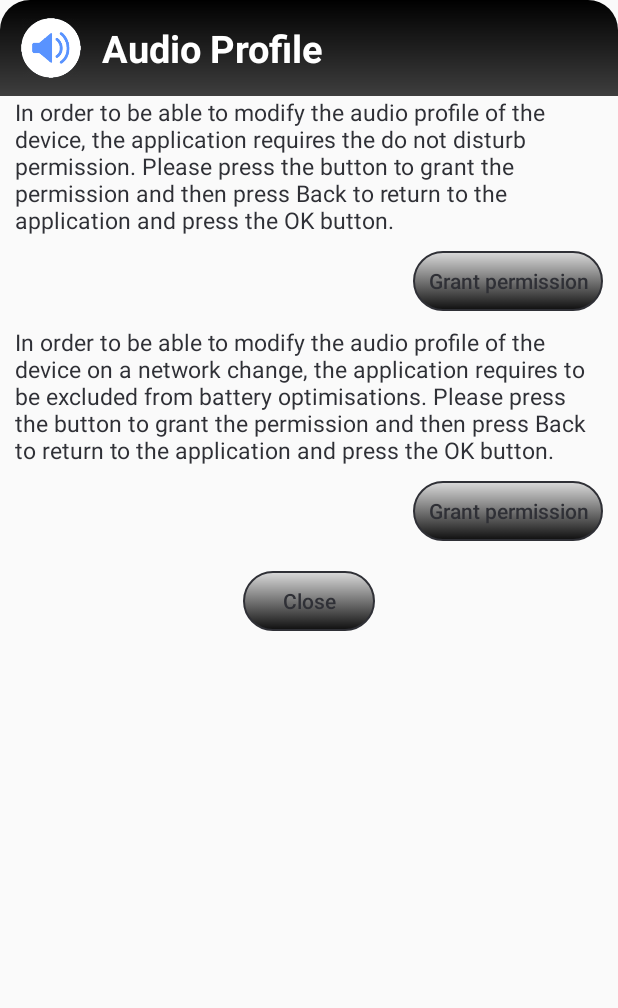
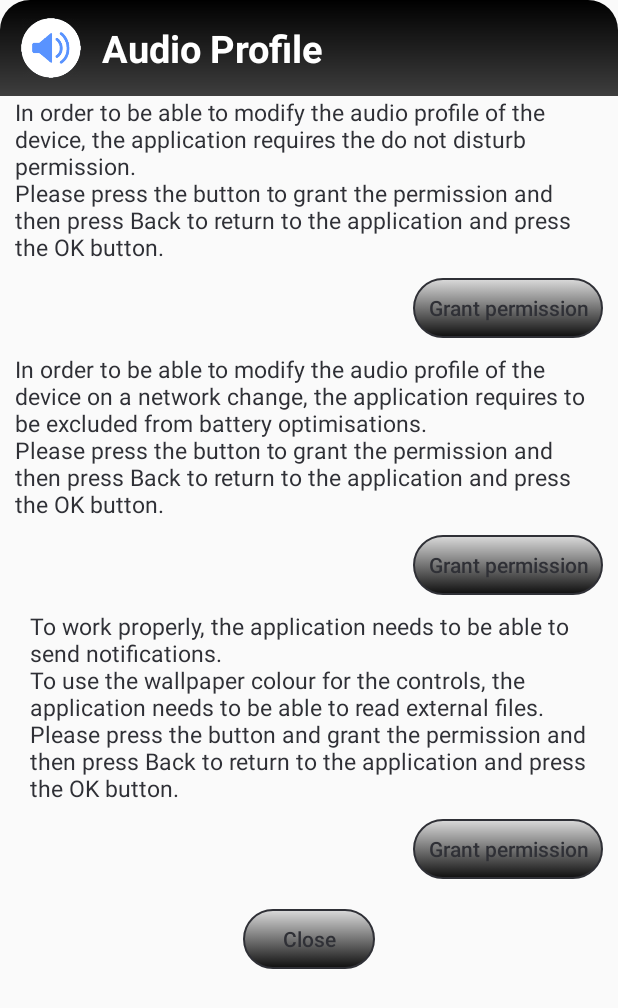
Before and after one commit to RichardWX/AudioProfile, an Android app: the layout activity_permission.xml on its own in the app's theme, with its tools: preview values and no code run, on a phone screen of 412 x 824 dp. Shown: the top 1008 px of the screen. Run offline under Robolectric (Android 15) with nearby library versions, the phone set to English and light mode, and no system bars.

Commit message:
Update required permissions.

```diff
--- a/app/src/main/AndroidManifest.xml
+++ b/app/src/main/AndroidManifest.xml
@@ -8,6 +8,7 @@
     <uses-permission android:name="android.permission.ACCESS_WIFI_STATE" />
     <uses-permission android:name="android.permission.ACCESS_FINE_LOCATION" />
     <uses-permission android:name="android.permission.FOREGROUND_SERVICE" />
+    <uses-permission android:name="android.permission.POST_NOTIFICATIONS" />
     <uses-permission android:name="android.permission.READ_EXTERNAL_STORAGE" />
     <uses-permission android:name="android.permission.RECEIVE_BOOT_COMPLETED" />
     <uses-permission android:name="android.permission.REQUEST_IGNORE_BATTERY_OPTIMIZATIONS" />
--- a/app/src/main/java/com/rjw/audioprofile/service/Notifications.kt
+++ b/app/src/main/java/com/rjw/audioprofile/service/Notifications.kt
@@ -23,7 +23,7 @@ object Notifications {
         try {
             mNm = context.getSystemService(Activity.NOTIFICATION_SERVICE) as NotificationManager?
             if(mNm != null) {
-                val channel = NotificationChannel(CHANNEL_ID,   CHANNEL_NAME, NotificationManager.IMPORTANCE_MIN)
+                val channel = NotificationChannel(CHANNEL_ID, CHANNEL_NAME, NotificationManager.IMPORTANCE_MIN)
                 channel.description = CHANNEL_DESCRIPTION
                 channel.setShowBadge(false)
                 channel.enableLights(false)
@@ -49,6 +49,7 @@ object Notifications {
                     .setSmallIcon(AudioProfileList.getIconResource(AudioProfileList.getProfile(AudioProfileList.currentProfile).icon))
                     .setContentTitle(msg)
                     .setContentIntent(pendingIntent)
+                    .setOngoing(true)
                 service.startForeground(SERVICE_NOTIFICATION_ID, mNotificationBuilder!!.build())
                 updateNotification(service)
             }
--- a/app/src/main/java/com/rjw/audioprofile/utils/DisplayUtils.kt
+++ b/app/src/main/java/com/rjw/audioprofile/utils/DisplayUtils.kt
@@ -1,8 +1,5 @@
 package com.rjw.audioprofile.utils
 
-import android.Manifest
-import android.app.WallpaperManager
-import android.content.pm.PackageManager
 import android.content.res.Configuration
 import android.graphics.*
 import android.graphics.drawable.BitmapDrawable
@@ -23,7 +20,6 @@ object DisplayUtils {
     /**
      * Colour the view controls.
      * @param v      The view to be coloured.
-     * @param colour The base colour for the view.
      */
     fun colourControls(v: View?) {
         colourControls(v, MainActivity.configColour)
--- a/app/src/main/java/com/rjw/audioprofile/utils/ProfileAdapter.kt
+++ b/app/src/main/java/com/rjw/audioprofile/utils/ProfileAdapter.kt
@@ -1,8 +1,6 @@
 package com.rjw.audioprofile.utils
 
 import android.content.Context
-import android.graphics.Color
-import android.graphics.PorterDuff
 import android.view.LayoutInflater
 import android.view.View
 import android.view.ViewGroup
--- a/app/src/main/res/layout/activity_permission.xml
+++ b/app/src/main/res/layout/activity_permission.xml
@@ -1,7 +1,7 @@
 <LinearLayout xmlns:android="http://schemas.android.com/apk/res/android"
     android:id="@+id/layoutMain"
     android:layout_width="match_parent"
-    android:layout_height="match_parent"
+    android:layout_height="wrap_content"
     android:orientation="vertical">
 
     <include layout="@layout/content_title" />
@@ -20,10 +20,12 @@
             android:orientation="vertical">
 
             <TextView
+                android:id="@+id/textDoNotDisturb"
                 style="@style/TextView"
                 android:text="@string/permission_instructions_dnd" />
 
             <Button
+                android:id="@+id/buttonDoNotDisturb"
                 style="@style/Button"
                 android:layout_gravity="right"
                 android:layout_marginTop="@dimen/margin"
@@ -68,6 +70,21 @@
                 android:text="@string/permission_grant"
                 android:visibility="gone" />
 
+            <TextView
+                android:id="@+id/textPermissionsInstructions"
+                style="@style/TextView"
+                android:layout_marginLeft="@dimen/margin"
+                android:text="@string/permission_instructions_permissions" />
+
+            <Button
+                android:id="@+id/buttonPermissions"
+                style="@style/Button"
+                android:layout_gravity="right"
+                android:layout_marginTop="@dimen/margin"
+                android:layout_marginBottom="@dimen/margin"
+                android:onClick="onClickRequestPermissions"
+                android:text="@string/permission_grant" />
+
         </LinearLayout>
 
     </ScrollView>
--- a/app/src/main/res/values/strings.xml
+++ b/app/src/main/res/values/strings.xml
@@ -15,11 +15,14 @@
     <string name="permission_grant">Grant permission</string>
     <string name="permission_instructions_battery">In order to be able to modify the audio profile of the device on a network change, the application requires to be excluded
         from battery optimisations.
-        Please press the button to grant the permission and then press Back to return to the application and press the OK button.</string>
+        \nPlease press the button to grant the permission and then press Back to return to the application and press the OK button.</string>
     <string name="permission_instructions_dnd">In order to be able to modify the audio profile of the device, the application requires the do not disturb permission.
-        Please press the button to grant the permission and then press Back to return to the application and press the OK button.</string>
+        \nPlease press the button to grant the permission and then press Back to return to the application and press the OK button.</string>
+    <string name="permission_instructions_permissions">To work properly, the application needs to be able to send notifications.
+        \nTo use the wallpaper colour for the controls, the application needs to be able to read external files.
+        \nPlease press the button and grant the permission and then press Back to return to the application and press the OK button.</string>
     <string name="permission_instructions_sleep">To work properly, the application needs to be added to the list of never sleeping applications.
-        Please press the button and follow the instructions below and then press Back to return to the application and press the OK button.</string>
+        \nPlease press the button and follow the instructions below and then press Back to return to the application and press the OK button.</string>
     <string name="permission_instructions_sleep_instructions">&#8226; Press Background usage limits.
         \n&#8226; Press Never sleeping apps.
         \n&#8226; Press the plus button.
```
Also changed, not shown: app/build.gradle (+6 -6 lines), app/src/main/java/com/rjw/audioprofile/activity/AudioActivity.kt (+2 -6 lines), app/src/main/java/com/rjw/audioprofile/activity/MainActivity.kt (+41 -27 lines), app/src/main/java/com/rjw/audioprofile/activity/PermissionRequest.kt (+74 -12 lines), app/src/main/java/com/rjw/audioprofile/utils/Alerts.kt (+13 -8 lines).
